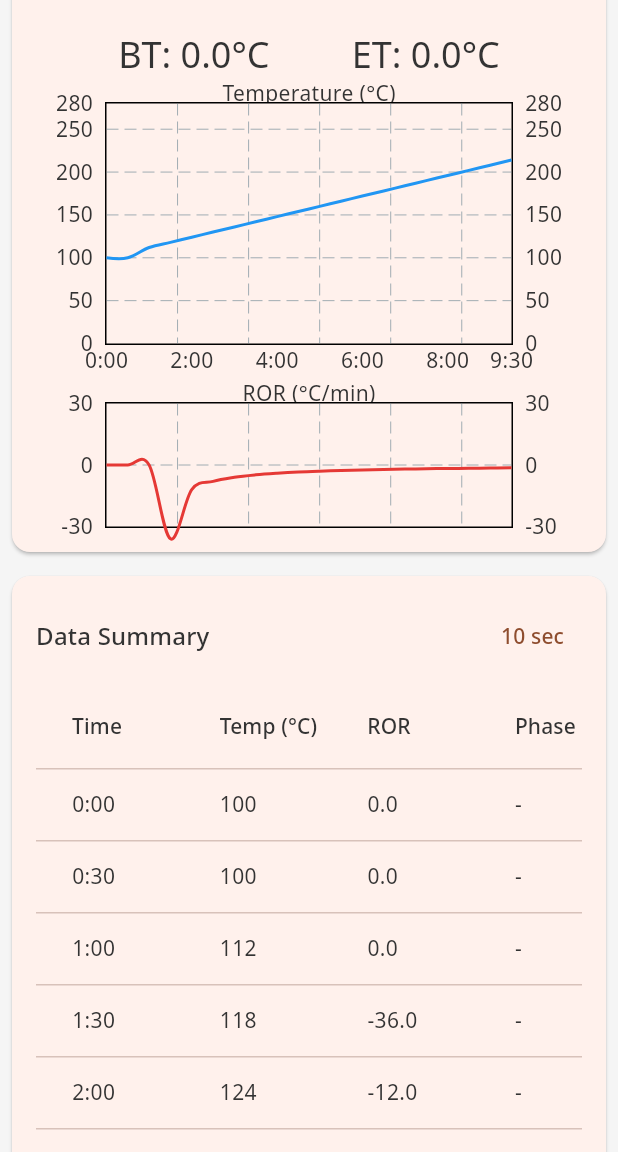
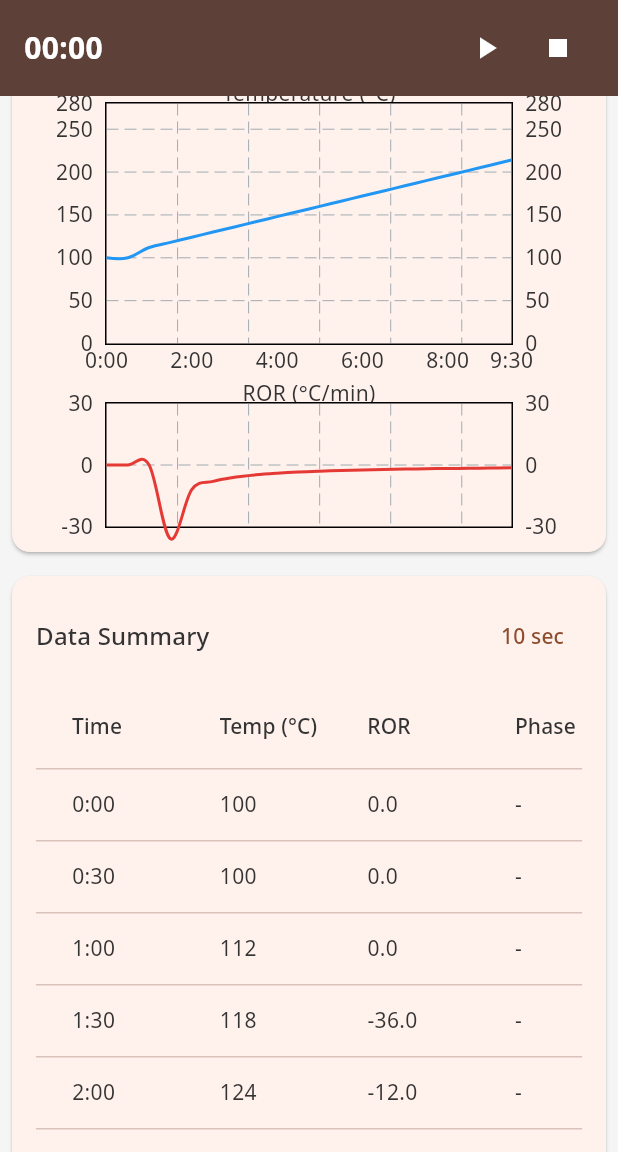
Before and after one commit to popcoondev/roast_logger, a Flutter app: the screen it shows after launch, scrolled down 1152 dp, on a phone screen of 412 x 824 dp, the part 84-1236 px from its top. Run offline on Flutter 3.47's test engine with Material 3 defaults, Android fonts, the light colour scheme and no system bars; drawn by our look-alikes of fl_chart; our stand-ins replace google_fonts.

Commit message:
Add TimerSmallWidget

```diff
--- a/lib/widgets/roast_logger.dart
+++ b/lib/widgets/roast_logger.dart
@@ -3,6 +3,7 @@
 import 'dart:async';
 
 import 'package:flutter/material.dart';
+import 'package:roast_logger/widgets/timer_small_widget.dart';
 import '../dialogs/chart_settings_dialog.dart';
 import '../models/bean_info.dart';
 import '../models/chart_settings.dart';
@@ -43,10 +44,14 @@ class _RoastLoggerState extends State<RoastLogger> {
   Timer? _timer;
   RoastLog? _roastLog;
   ChartSettings _chartSettings = ChartSettings();
+  ScrollController _scrollController = ScrollController();
+  bool _showFloatingTimer = false;
+  final GlobalKey _timerKey = GlobalKey();
 
   @override
   void initState() {
     super.initState();
+    _scrollController.addListener(_scrollListener);
     // Initialize roast log
     _roastLog = RoastLog(
       logEntries: [],
@@ -80,6 +85,39 @@ class _RoastLoggerState extends State<RoastLogger> {
     }
   }
 
+  // スクロールリスナー
+  void _scrollListener() {
+    debugPrint('Scroll position: ${_scrollController.offset}');
+    debugPrint('timerKey: ${_timerKey.currentContext}');
+    if (_timerKey.currentContext != null) {
+      RenderBox renderBox = _timerKey.currentContext!.findRenderObject() as RenderBox;
+      Offset position = renderBox.localToGlobal(Offset.zero);
+      debugPrint('TimerWidget position: ${position.dy}');
+      // TimerWidgetが画面上から消えた場合
+      if (position.dy + renderBox.size.height < kToolbarHeight) {
+        if (!_showFloatingTimer) {
+          setState(() {
+            _showFloatingTimer = true;
+            debugPrint('Show floating timer');
+          });
+        }
+      } else {
+        if (_showFloatingTimer) {
+          setState(() {
+            _showFloatingTimer = false;
+            debugPrint('Hide floating timer');
+          });
+        }
+      }
+    }
+  }
+
+  @override
+  void dispose() {
+    _scrollController.dispose();
+    super.dispose();
+  }
+
   @override
   Widget build(BuildContext context) {
     var isLandscape = MediaQuery.of(context).orientation == Orientation.landscape;
@@ -94,7 +132,9 @@ class _RoastLoggerState extends State<RoastLogger> {
           TextButton(onPressed: () {}, child: const Text('SETTINGS')),
         ],
       ),
-      body: LayoutBuilder(
+      body: Stack(
+      children: [
+        LayoutBuilder(
         builder: (context, constraints) {
           if (isLandscape) {
             // Landscape layout with three columns
@@ -256,6 +296,7 @@ class _RoastLoggerState extends State<RoastLogger> {
           } else {
             // Portrait layout
             return SingleChildScrollView(
+              controller: _scrollController,
               child: Column(
                 children: <Widget>[
                   ComponentsContainer(
@@ -275,6 +316,7 @@ class _RoastLoggerState extends State<RoastLogger> {
                     child: RoastInfoWidget(roastInfo: _roastLog!.roastInfo),
                   ),
                   ComponentsContainer(
+                    key: _timerKey,
                     labelTitle: 'Timer',
                     buttonTitle: 'Data Reset',
                     buttonAction: _timer == null
@@ -384,6 +426,21 @@ class _RoastLoggerState extends State<RoastLogger> {
           }
         },
       ),
+      // フローティング表示されるTimerWidget
+      Positioned(
+        top: 0,
+        left: 0,
+        right: 0,
+        child: isLandscape
+            ? const Offstage()
+            :
+        Offstage(
+          offstage: !_showFloatingTimer,
+          child: TimerSmallWidget(currentTime: _currentTime, timerState: _timer == null ? 0 : 1, startTimer: _startTimer, stopTimer: _stopTimer),
+        ),
+      ),
+    ],
+    ),
     );
   }
 
--- /dev/null
+++ b/lib/widgets/timer_small_widget.dart
@@ -0,0 +1,61 @@
+// widgets/timer_small_widget.dart
+
+import 'package:flutter/material.dart';
+
+class TimerSmallWidget extends StatelessWidget {
+  final int currentTime;
+  final int timerState; // 0: stop, 1: start
+  final void Function() startTimer;
+  final void Function() stopTimer;
+
+  const TimerSmallWidget({
+    Key? key,
+    required this.currentTime,
+    required this.timerState,
+    required this.startTimer,
+    required this.stopTimer,
+  }) : super(key: key);
+
+  @override
+  Widget build(BuildContext context) {
+    String formattedTime = _formatTime(currentTime);
+
+    return Container(
+      padding: const EdgeInsets.symmetric(horizontal: 16.0, vertical: 8.0),
+      color: Colors.brown[700], // 背景色を変更して目立たせる
+      child: Row(
+        mainAxisAlignment: MainAxisAlignment.spaceBetween,
+        children: [
+          // タイマー表示
+          Text(
+            formattedTime,
+            style: TextStyle(
+              fontSize: 20,
+              color: Colors.white,
+              fontWeight: FontWeight.bold,
+            ),
+          ),
+          // ボタン
+          Row(
+            children: [
+              IconButton(
+                onPressed: timerState == 0 ? startTimer : null,
+                icon: Icon(Icons.play_arrow, color: Colors.white),
+              ),
+              IconButton(
+                onPressed: timerState == 1 ? stopTimer : null,
+                icon: Icon(Icons.stop, color: Colors.white),
+              ),
+            ],
+          ),
+        ],
+      ),
+    );
+  }
+
+  String _formatTime(int time) {
+    int minutes = time ~/ 60;
+    int seconds = time % 60;
+    return '${minutes.toString().padLeft(2, '0')}:${seconds.toString().padLeft(2, '0')}';
+  }
+}
```
